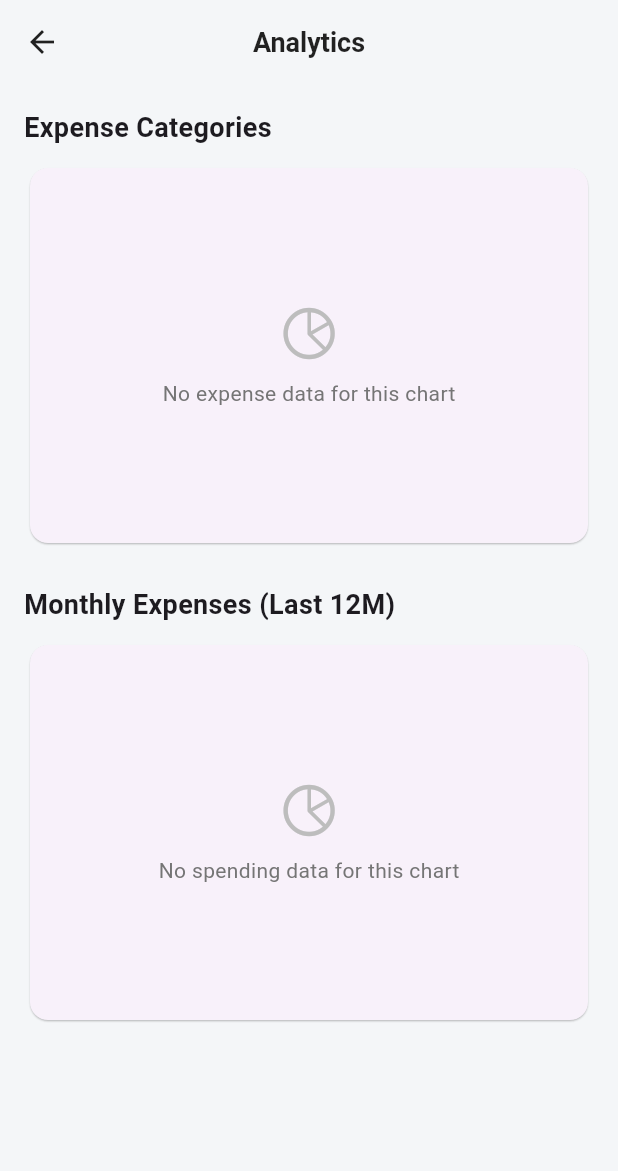
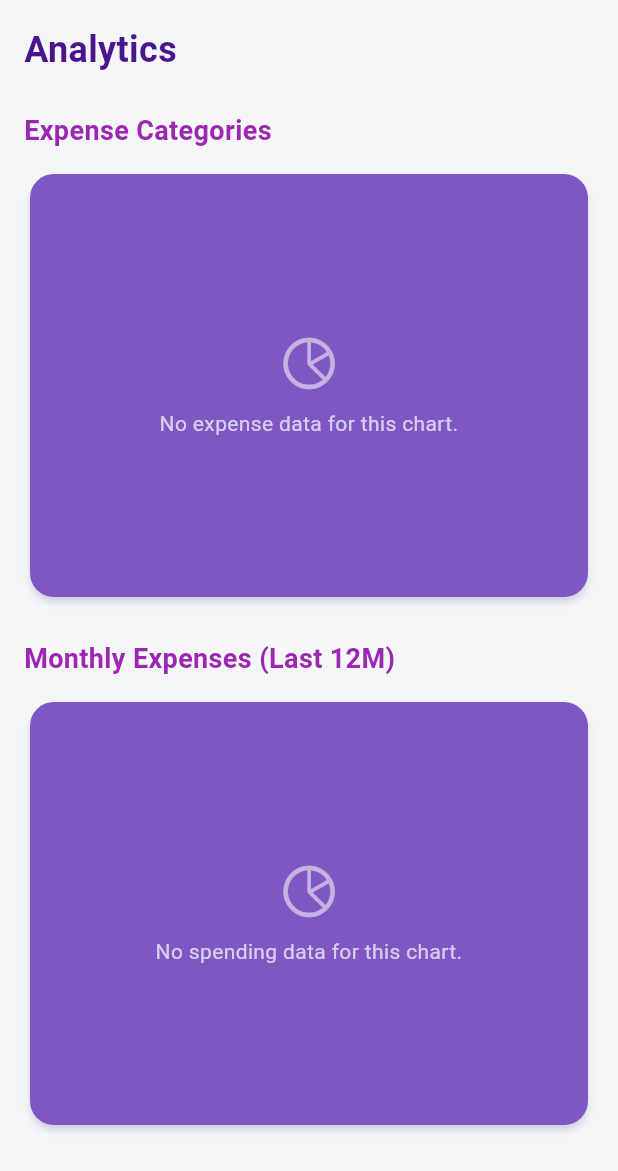
Before and after one commit to Shafee25/expanse-tracker, a Flutter app: the AnalyticsScreen screen opened directly, on a phone screen of 412 x 824 dp. Shown: the top 1171 px of the screen. Run offline on Flutter 3.47's test engine with Material 3 defaults, Android fonts, the phone set to English and light mode, and no system bars; our stand-ins replace fl_chart, flutter_slidable, google_fonts, hive, hive_flutter; accounts and stored records are empty.

Commit message:
App Key designs are done

```diff
--- a/lib/screens/analytics_screen.dart
+++ b/lib/screens/analytics_screen.dart
@@ -1,3 +1,5 @@
+// lib/screens/analytics_screen.dart
+
 import 'package:my_expanse_tracker/database/hive_database.dart';
 import 'package:my_expanse_tracker/widgets/category_pie_chart.dart';
 import 'package:my_expanse_tracker/widgets/monthly_bar_chart.dart';
@@ -10,79 +12,129 @@ class AnalyticsScreen extends StatelessWidget {
 
   @override
   Widget build(BuildContext context) {
-    return Consumer<HiveDatabase>(
+    return Scaffold(
+      body: SafeArea(
+        child: Consumer<HiveDatabase>(
           builder: (context, db, child) {
             final categoryData = db.categoryExpenseDistribution;
             final monthlyData = db.monthlyExpenseSummary;
 
             bool hasExpenseData =
-            categoryData.isNotEmpty && categoryData.values.any((v) => v > 0);
+                categoryData.isNotEmpty &&
+                categoryData.values.any((v) => v > 0);
             bool hasMonthlyData =
                 monthlyData.isNotEmpty && monthlyData.values.any((v) => v > 0);
 
-        return Scaffold(
-          appBar: AppBar(title: const Text('Analytics')),
-          body: SingleChildScrollView(
+            return SingleChildScrollView(
+              child: Padding(
                 padding: const EdgeInsets.all(16.0),
                 child: Column(
                   crossAxisAlignment: CrossAxisAlignment.start,
                   children: [
+                    const Text(
+                      'Analytics',
+                      style: TextStyle(
+                        fontSize: 24,
+                        fontWeight: FontWeight.bold,
+                        color: Color(0xFF4A148C), // Dark Purple
+                      ),
+                    ),
+
+                    const SizedBox(height: 24),
+
                     // --- Pie Chart Card ---
-                const Text(
+                    _buildChartCard(
+                      // Now you pass the fully styled Text widget, and it will work.
+                      titleWidget: const Text(
                         'Expense Categories',
-                  style: TextStyle(fontSize: 18, fontWeight: FontWeight.bold),
+                        style: TextStyle(
+                          fontSize: 18,
+                          fontWeight: FontWeight.w600,
+                          color: Colors.purple,
                         ),
-                const SizedBox(height: 10),
-                Card(
-                  elevation: 0.5,
-                  shape: RoundedRectangleBorder(
-                    borderRadius: BorderRadius.circular(12.0),
                       ),
-                  child: Container(
-                    height: 250,
-                    padding: const EdgeInsets.all(16.0),
-                    child: hasExpenseData
-                        ? CategoryPieChart(distribution: categoryData)
-                        : _buildEmptyState('No expense data for this chart'),
+                      hasData: hasExpenseData,
+                      chart: Column(
+                        children: [
+                          const SizedBox(height: 20),
+                          CategoryPieChart(distribution: categoryData),
+                        ],
                       ),
+                      emptyMessage: 'No expense data for this chart.',
                     ),
                     const SizedBox(height: 24),
 
                     // --- Bar Chart Card ---
-                const Text(
+                    _buildChartCard(
+                      // The second title remains white, as in the previous design.
+                      titleWidget: const Text(
                         'Monthly Expenses (Last 12M)',
-                  style: TextStyle(fontSize: 18, fontWeight: FontWeight.bold),
+                        style: TextStyle(
+                          fontSize: 18,
+                          fontWeight: FontWeight.w600,
+                          color: Colors.purple,
                         ),
-                const SizedBox(height: 10),
-                Card(
-                  elevation: 0.5,
-                  shape: RoundedRectangleBorder(
-                    borderRadius: BorderRadius.circular(12.0),
                       ),
-                  child: Container(
+                      hasData: hasMonthlyData,
+                      chart: SizedBox(
                         height: 250,
-                    padding: const EdgeInsets.all(16.0),
-                    child: hasMonthlyData
-                        ? MonthlyBarChart(monthlySummary: monthlyData)
-                        : _buildEmptyState('No spending data for this chart'),
+                        child: MonthlyBarChart(monthlySummary: monthlyData),
                       ),
+                      emptyMessage: 'No spending data for this chart.',
                     ),
                   ],
                 ),
               ),
             );
           },
+        ),
+      ),
+    );
+  }
+
+  // --- THIS METHOD IS NOW FIXED ---
+  Widget _buildChartCard({
+    required Widget titleWidget, // Changed from String to Widget
+    required bool hasData,
+    required Widget chart,
+    required String emptyMessage,
+  }) {
+    return Column(
+      crossAxisAlignment: CrossAxisAlignment.start,
+      children: [
+        titleWidget, // Use the widget directly
+        const SizedBox(height: 12),
+        Card(
+          color: Colors.deepPurple.shade400,
+          elevation: 2,
+          shadowColor: Colors.deepPurple.withOpacity(0.3),
+          shape: RoundedRectangleBorder(
+            borderRadius: BorderRadius.circular(16.0),
+          ),
+          clipBehavior: Clip.antiAlias,
+          child: Padding(
+            padding: const EdgeInsets.all(16.0),
+            child: hasData ? chart : _buildEmptyState(emptyMessage),
+          ),
+        ),
+      ],
     );
   }
 
   Widget _buildEmptyState(String message) {
-    return Center(
+    return Container(
+      height: 250,
+      alignment: Alignment.center,
       child: Column(
         mainAxisAlignment: MainAxisAlignment.center,
         children: [
-          Icon(CupertinoIcons.chart_pie, size: 40, color: Colors.grey.shade400),
+          Icon(CupertinoIcons.chart_pie, size: 40, color: Colors.white54),
           const SizedBox(height: 10),
-          Text(message, style: TextStyle(color: Colors.grey.shade600)),
+          Text(
+            message,
+            textAlign: TextAlign.center,
+            style: TextStyle(color: Colors.white70),
+          ),
         ],
       ),
     );
```
Also changed, not shown: lib/widgets/category_pie_chart.dart (+71 -76 lines), lib/widgets/monthly_bar_chart.dart (+43 -66 lines). Lines whose indentation alone changed are shown as unchanged.
